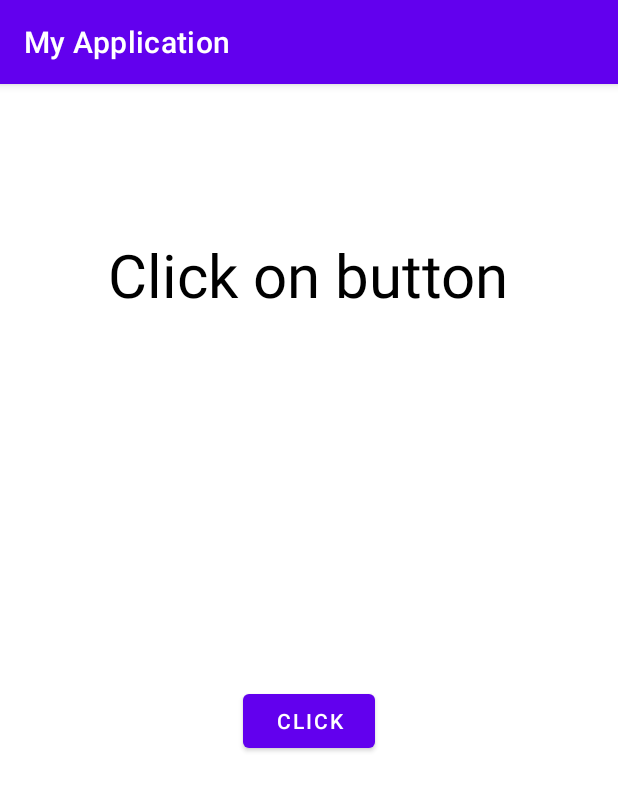
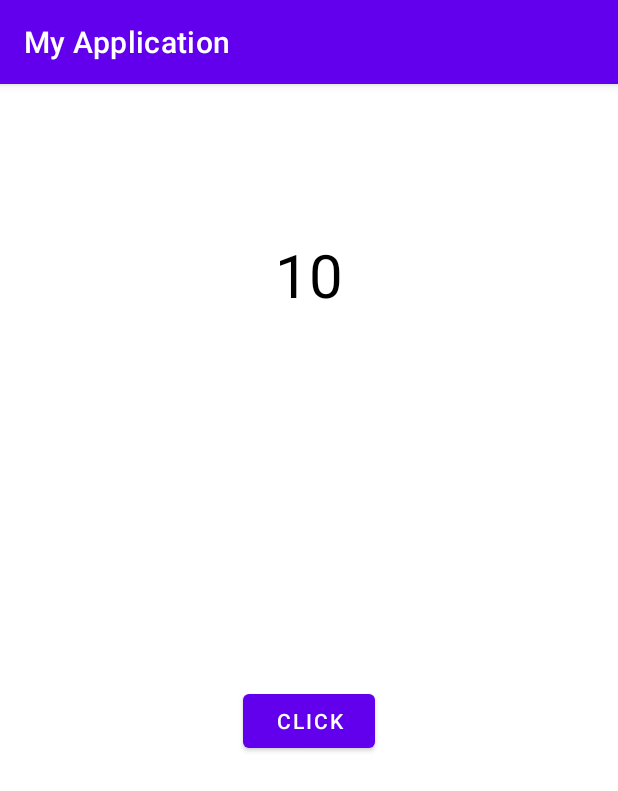
Before and after one commit to SolovyovKirill/Homeword, an Android app: the screen it shows after launch (Homework7Activity), after a tap on "HW7", on a phone screen of 412 x 824 dp. Shown: the top 791 px of the screen. Run offline under Robolectric (Android 15) with nearby library versions, the phone set to English and light mode, and no system bars.

Commit message:
homework 8 и 9

```diff
--- a/app/build.gradle
+++ b/app/build.gradle
@@ -30,6 +30,9 @@ android {
     kotlinOptions {
         jvmTarget = '1.8'
     }
+    buildFeatures {
+        viewBinding true
+    }
 }
 
 dependencies {
@@ -42,4 +45,6 @@ dependencies {
     testImplementation 'junit:junit:4.+'
     androidTestImplementation 'androidx.test.ext:junit:1.1.2'
     androidTestImplementation 'androidx.test.espresso:espresso-core:3.3.0'
+    implementation 'com.github.bumptech.glide:glide:4.12.0'
+    annotationProcessor 'com.github.bumptech.glide:compiler:4.12.0'
 }
--- a/app/src/main/java/com/example/myapplication/MainActivity.kt
+++ b/app/src/main/java/com/example/myapplication/MainActivity.kt
@@ -3,27 +3,24 @@ package com.example.myapplication
 import android.content.Intent
 import androidx.appcompat.app.AppCompatActivity
 import android.os.Bundle
-import android.widget.Button
+import com.example.myapplication.databinding.ActivityMainBinding
 import com.example.myapplication.homework6.Homework6Activity
 import com.example.myapplication.homework7.Homework7Activity
 
 class MainActivity : AppCompatActivity() {
 
-    private lateinit var homework6Button: Button
-    private lateinit var homework7Button: Button
+    private lateinit var binding: ActivityMainBinding
 
     override fun onCreate(savedInstanceState: Bundle?) {
         super.onCreate(savedInstanceState)
-        setContentView(R.layout.activity_main)
+        binding = ActivityMainBinding.inflate(layoutInflater)
+        setContentView(binding.root)
 
-        homework6Button = findViewById(R.id.btn_homework6)
-        homework6Button.setOnClickListener {
+        binding.btnHomework6.setOnClickListener {
             startActivity(Intent(this, Homework6Activity::class.java))
         }
-
-        homework7Button = findViewById(R.id.btn_homework7)
-        homework7Button.setOnClickListener {
-            startActivity(Intent(this, Homework7Activity ::class.java))
+        binding.btnHomework7.setOnClickListener {
+            startActivity(Intent(this, Homework7Activity::class.java))
         }
     }
 }
--- a/app/src/main/java/com/example/myapplication/homework7/Homework7Activity.kt
+++ b/app/src/main/java/com/example/myapplication/homework7/Homework7Activity.kt
@@ -3,26 +3,33 @@ package com.example.myapplication.homework7
 import android.content.Intent
 import androidx.appcompat.app.AppCompatActivity
 import android.os.Bundle
-import android.widget.Button
-import android.widget.EditText
-import android.widget.TextView
 import androidx.core.view.isVisible
-import com.example.myapplication.R
+import com.example.myapplication.databinding.ActivityHomework7Binding
 
 class Homework7Activity : AppCompatActivity() {
+    private lateinit var binding: ActivityHomework7Binding
+    private  var timerNumber: Int = 10
+
     override fun onCreate(savedInstanceState: Bundle?) {
         super.onCreate(savedInstanceState)
-        setContentView(R.layout.activity_homework7)
-        var timerNumber = 10
-        val timerText = findViewById<TextView>(R.id.timer_text)
-        val button = findViewById<Button>(R.id.button)
-        val loginEditText = findViewById<EditText>(R.id.login_edit)
-        val passwordEditText = findViewById<EditText>(R.id.password_edit)
+        binding = ActivityHomework7Binding.inflate(layoutInflater)
+        setContentView(binding.root)
+
+        if (savedInstanceState != null)
+        timerNumber = savedInstanceState.getInt("TIMER")
+
+        val timerText = binding.timerText
+        val button = binding.button
+        val loginEditText = binding.loginEdit
+        val passwordEditText = binding.passwordEdit
+        timerText.text = timerNumber.toString()
+
         button.setOnClickListener {
             if (!timerText.isVisible){
-                val intent = Intent(this@Homework7Activity, UserInformationActivity::class.java)
-                intent.putExtra("login", "Login: " + loginEditText.text)
-                intent.putExtra("password", "Password: " + passwordEditText.text)
+                val intent = Intent(this, UserInformationActivity::class.java).apply {
+                    putExtra("login", "Login: " + loginEditText.text)
+                    putExtra("password", "Password: " + passwordEditText.text)
+                }
                 startActivity(intent)
             }
             timerNumber--
@@ -34,4 +41,9 @@ class Homework7Activity : AppCompatActivity() {
             timerText.text = timerNumber.toString()
         }
     }
+
+    override fun onSaveInstanceState(outState: Bundle) {
+        super.onSaveInstanceState(outState)
+        outState.putInt("TIMER", timerNumber)
+    }
 }
--- a/app/src/main/res/layout/activity_homework7.xml
+++ b/app/src/main/res/layout/activity_homework7.xml
@@ -1,55 +1,54 @@
 <?xml version="1.0" encoding="UTF-8"?>
 
-    <LinearLayout
-    tools:context=".homework7.Homework7Activity"
+<LinearLayout xmlns:android="http://schemas.android.com/apk/res/android"
+    xmlns:tools="http://schemas.android.com/tools"
+    android:layout_width="match_parent"
+    android:layout_height="match_parent"
     android:orientation="vertical"
-    android:layout_height="match_parent"
-    android:layout_width="match_parent"
-    xmlns:tools="http://schemas.android.com/tools"
-    xmlns:android="http://schemas.android.com/apk/res/android">
+    tools:context=".homework7.Homework7Activity">
 
     <TextView
+        android:id="@+id/timer_text"
+        android:layout_width="wrap_content"
         android:layout_height="wrap_content"
-        android:layout_width="wrap_content"
+        android:layout_gravity="center_horizontal"
+        android:layout_marginTop="100dp"
         android:text="@string/click_on_button"
         android:textColor="@color/black"
-        android:textSize="40sp"
-        android:layout_marginTop="100dp"
-        android:layout_gravity="center_horizontal"
-        android:id="@+id/timer_text"/>
+        android:textSize="40sp" />
 
     <EditText
+        android:id="@+id/login_edit"
+        android:layout_width="match_parent"
         android:layout_height="wrap_content"
-        android:layout_width="match_parent"
+        android:layout_gravity="center_horizontal"
+        android:layout_marginStart="75dp"
         android:layout_marginTop="75dp"
-        android:layout_gravity="center_horizontal"
-        android:id="@+id/login_edit"
-        android:visibility="invisible"
+        android:layout_marginEnd="75dp"
+        android:layout_marginBottom="5dp"
         android:autofillHints="Login"
+        android:hint="@string/enter_login"
         android:inputType="text"
-        android:layout_marginBottom="5dp"
-        android:layout_marginEnd="75dp"
-        android:layout_marginStart="75dp"
-        android:hint="@string/enter_login"/>
+        android:visibility="invisible" />
 
     <EditText
+        android:id="@+id/password_edit"
+        android:layout_width="match_parent"
         android:layout_height="wrap_content"
-        android:layout_width="match_parent"
         android:layout_gravity="center_horizontal"
-        android:id="@+id/password_edit"
-        android:visibility="invisible"
+        android:layout_marginStart="75dp"
+        android:layout_marginEnd="75dp"
+        android:layout_marginBottom="75dp"
         android:autofillHints="Password"
+        android:hint="@string/enter_password"
         android:inputType="textPassword"
-        android:layout_marginBottom="75dp"
-        android:layout_marginEnd="75dp"
-        android:layout_marginStart="75dp"
-        android:hint="@string/enter_password"/>
+        android:visibility="invisible" />
 
     <Button
+        android:id="@+id/button"
+        android:layout_width="wrap_content"
         android:layout_height="wrap_content"
-        android:layout_width="wrap_content"
-        android:text="@string/click"
         android:layout_gravity="center_horizontal"
-        android:id="@+id/button"/>
+        android:text="@string/click" />
 
 </LinearLayout>
--- a/app/src/main/res/values/strings.xml
+++ b/app/src/main/res/values/strings.xml
@@ -14,5 +14,6 @@
     <string name="click_on_button">Click on button</string>
     <string name="login">Login: </string>
     <string name="password">Password: </string>
+    <string name="close">close</string>
 
 </resources>
```
Also changed, not shown: app/src/main/AndroidManifest.xml (+9 -3 lines), app/src/main/java/com/example/myapplication/homework6/Homework6Activity.kt (+5 -2 lines), app/src/main/java/com/example/myapplication/homework7/UserInformationActivity.kt (+19 -5 lines), app/src/main/res/drawable/ic_baseline_mood_24.xml (added, +10 -0 lines), app/src/main/res/layout/activity_user_information.xml (+42 -23 lines).
